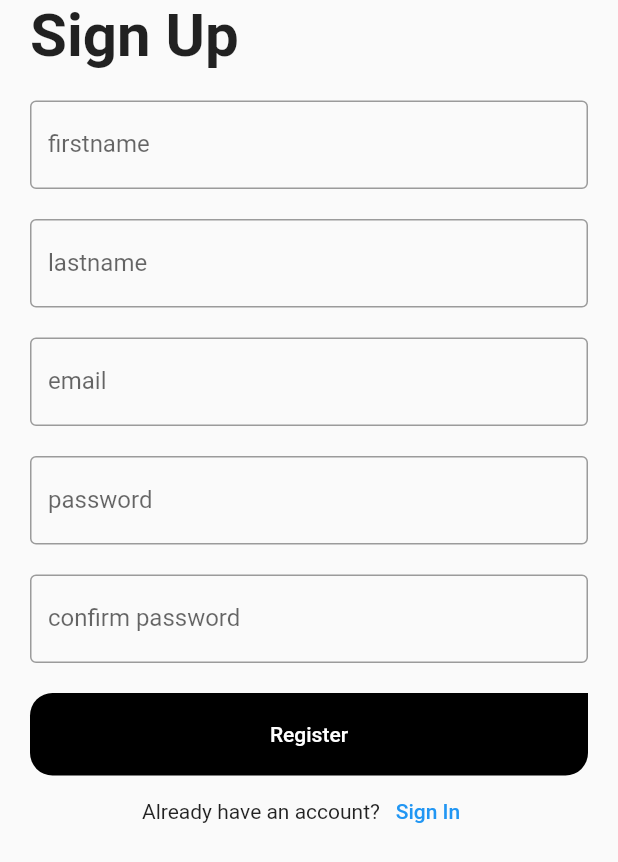
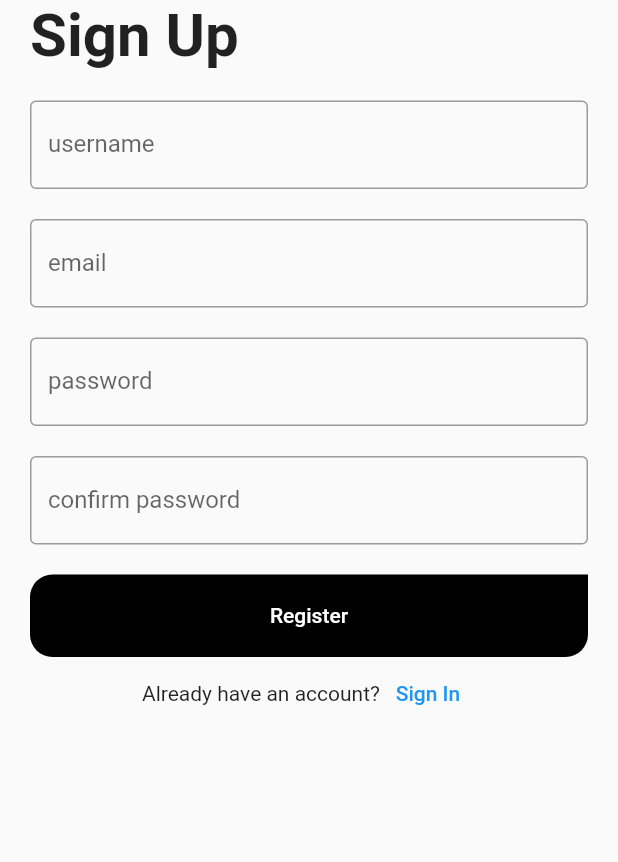
Before and after one commit to Onwuagba/todaysecho, a Flutter app: the SignUpScreen screen opened directly, on a phone screen of 412 x 824 dp. Shown: the top 862 px of the screen. Run offline on Flutter 3.47's test engine with Material 2 defaults, Android fonts, the light colour scheme and no system bars.

Commit message:
Update on Sign Up screen

```diff
--- a/lib/screens/signup_screen.dart
+++ b/lib/screens/signup_screen.dart
@@ -4,8 +4,7 @@ import 'package:todaysecho/config/palette.dart';
 import 'package:todaysecho/screens/login_screen.dart';
 
 class SignUpScreen extends StatelessWidget {
-  final TextEditingController _firstnameController = TextEditingController();
-  final TextEditingController _lastnameController = TextEditingController();
+  final TextEditingController _usernameController = TextEditingController();
   final TextEditingController _emailController = TextEditingController();
   final TextEditingController _passwordController = TextEditingController();
   final TextEditingController _confirmpasswordController =
@@ -31,10 +30,7 @@ class SignUpScreen extends StatelessWidget {
                 ),
                 SizedBox(height: 20),
                 signUpTextField(
-                    controller: _firstnameController, title: "firstname"),
-                SizedBox(height: 20),
-                signUpTextField(
-                    controller: _lastnameController, title: "lastname"),
+                    controller: _usernameController, title: "username"),
                 SizedBox(height: 20),
                 signUpTextField(controller: _emailController, title: "email"),
                 SizedBox(height: 20),
```
Also changed, not shown: lib/screens/news_view.dart (added).
